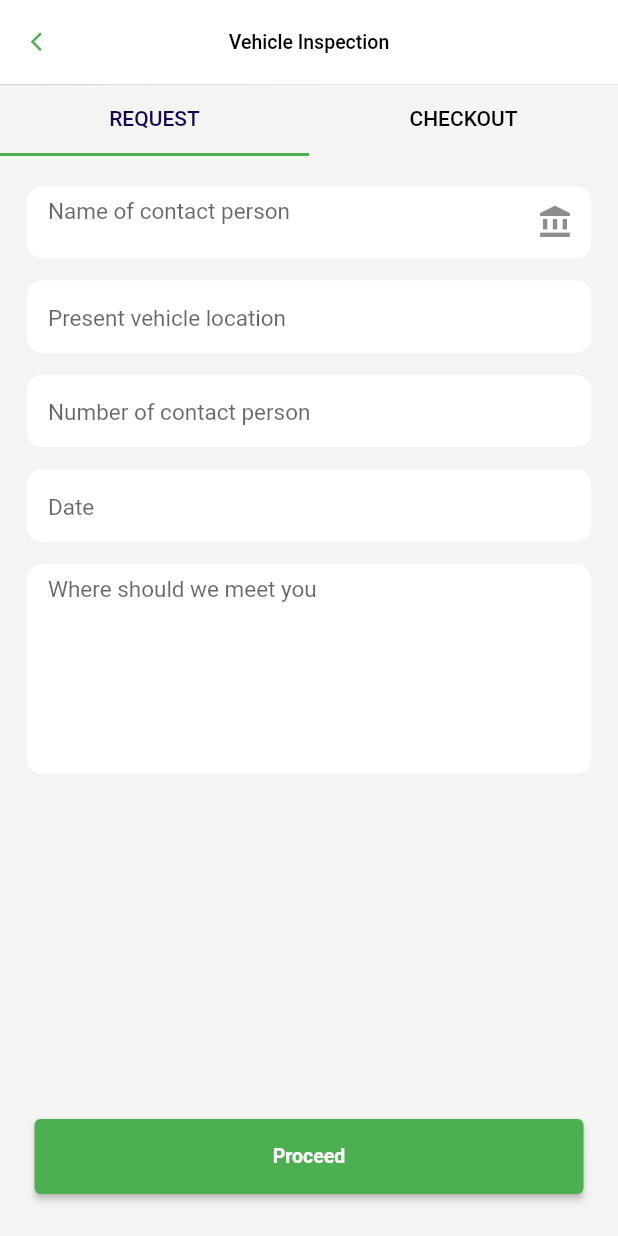
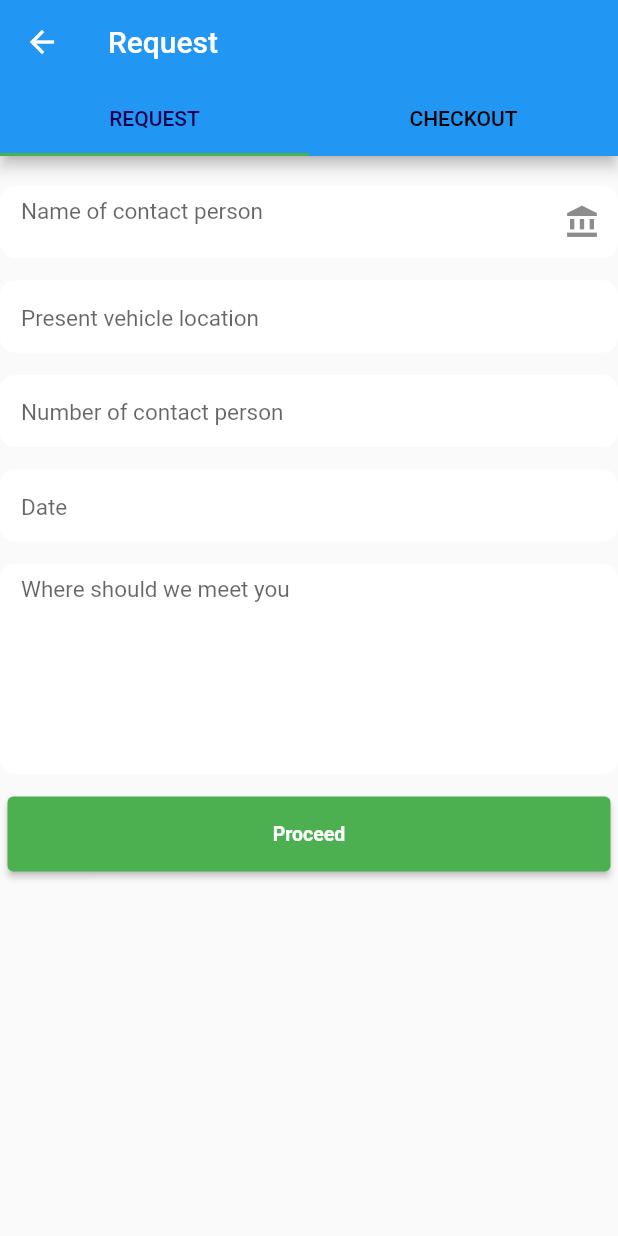
Before and after one commit to olanrewaju2020/garage, a Flutter app: the Inspection screen opened directly, on a phone screen of 412 x 824 dp. Run offline on Flutter 3.47's test engine with Material 2 defaults, Android fonts, the phone set to English and light mode, and no system bars; our stand-ins replace flutter_rating_bar.

Commit message:
update sub_inspection

```diff
--- a/lib/Screen/Components/inspection/sub_inspection.dart
+++ b/lib/Screen/Components/inspection/sub_inspection.dart
@@ -7,51 +7,45 @@ class Inspection extends StatefulWidget {
   State<Inspection> createState() => _InspectionState();
 }
 
-class _InspectionState extends State<Inspection> {
-  void _showDatePicker() {
-    showDatePicker(
-      context: context,
-      initialDate: DateTime.now(),
-      firstDate: DateTime(2000),
-      lastDate: DateTime(2025),
-    );
+class _InspectionState extends State<Inspection> with SingleTickerProviderStateMixin {
+
+
+  late TabController _tabController;
+  late ScrollController _scrollController;
+
+  @override
+  void initState() {
+    _tabController = TabController(length: 2, vsync: this);
+    _scrollController = ScrollController();
+    super.initState();
+  }
+
+  @override
+  void dispose() {
+    _tabController.dispose();
+    _scrollController.dispose();
+    super.dispose();
   }
 
   @override
   Widget build(BuildContext context) {
-    return DefaultTabController(
-      length: 2,
-      child: Scaffold(
-        backgroundColor: Color(0xfff4f4f2),
-        appBar: AppBar(
-          leading: InkWell(
-            onTap: () => Navigator.of(context).pop(),
-            child: Icon(
-              Icons.arrow_back_ios,
-              color: Colors.green,
-              size: 15,
-            ),
-          ),
-          title: Text(
-            'Vehicle Inspection',
-            style: TextStyle(
-                color: Colors.black,
-                fontSize: 13,
-                fontWeight: FontWeight.w500,
-                fontStyle: FontStyle.normal),
-          ),
-          centerTitle: true,
-          elevation: 0.3,
-          backgroundColor: Colors.white,
-        ),
-        body: Column(
-          children: [
-            TabBar(
+    return Scaffold(
+        body: NestedScrollView(
+            controller: _scrollController,
+            headerSliverBuilder: (BuildContext context, bool innerBoxIsScrolled) {
+              return <Widget>[
+                SliverAppBar(
+                  title: Text("Request"),
+                  pinned: true,
+                  floating: true,
+                  forceElevated: true,
+                  bottom: TabBar(
                     indicatorColor: Colors.green,
                     labelColor: Color(0xff180352),
                     unselectedLabelColor: Color(0xff000000),
                     indicatorWeight: 2,
-              tabs: [
+                    controller: _tabController,
+                    tabs: <Widget>[
                       Tab(
                         text: 'REQUEST',
                       ),
@@ -60,171 +54,16 @@ class _InspectionState extends State<Inspection> {
                       ),
                     ],
                   ),
-            Expanded(
-              child: TabBarView(children: [
-                Padding(
-                  padding: const EdgeInsets.symmetric(horizontal: 18.0),
-                  child: Column(
-                    mainAxisAlignment: MainAxisAlignment.start,
-                    children: [
-                      SizedBox(
-                        height: 20,
-                      ),
-                      GestureDetector(
-                        onTap: () {
-                          print('done');
+                )
+              ];
             },
-                        child: TextField(
-                          autofocus: false,
-                          style: TextStyle(fontSize: 15.0, color: Colors.black),
-                          decoration: InputDecoration(
-                            suffixIcon: Icon(Icons.account_balance),
-                            border: InputBorder.none,
-                            hintText: 'Name of contact person',
-                            filled: true,
-                            fillColor: Colors.white,
-                            contentPadding: const EdgeInsets.only(
-                                left: 14.0, bottom: 6.0, top: 8.0),
-                            focusedBorder: OutlineInputBorder(
-                              borderSide: BorderSide(color: Colors.white),
-                              borderRadius: BorderRadius.circular(10.0),
-                            ),
-                            enabledBorder: UnderlineInputBorder(
-                              borderSide: BorderSide(color: Colors.white),
-                              borderRadius: BorderRadius.circular(10.0),
-                            ),
-                          ),
-                        ),
-                      ),
-                      SizedBox(
-                        height: 15,
-                      ),
-                      TextField(
-                        autofocus: false,
-                        style: TextStyle(fontSize: 15.0, color: Colors.black),
-                        decoration: InputDecoration(
-                          border: InputBorder.none,
-                          hintText: 'Present vehicle location',
-                          filled: true,
-                          fillColor: Colors.white,
-                          contentPadding: const EdgeInsets.only(
-                              left: 14.0, bottom: 6.0, top: 8.0),
-                          focusedBorder: OutlineInputBorder(
-                            borderSide: BorderSide(color: Colors.white),
-                            borderRadius: BorderRadius.circular(10.0),
-                          ),
-                          enabledBorder: UnderlineInputBorder(
-                            borderSide: BorderSide(color: Colors.white),
-                            borderRadius: BorderRadius.circular(10.0),
-                          ),
-                        ),
-                      ),
-                      SizedBox(
-                        height: 15,
-                      ),
-                      TextField(
-                        autofocus: false,
-                        style: TextStyle(fontSize: 15.0, color: Colors.black),
-                        decoration: InputDecoration(
-                          border: InputBorder.none,
-                          hintText: 'Number of contact person',
-                          filled: true,
-                          fillColor: Colors.white,
-                          contentPadding: const EdgeInsets.only(
-                              left: 14.0, bottom: 6.0, top: 8.0),
-                          focusedBorder: OutlineInputBorder(
-                            borderSide: BorderSide(color: Colors.white),
-                            borderRadius: BorderRadius.circular(10.0),
-                          ),
-                          enabledBorder: UnderlineInputBorder(
-                            borderSide: BorderSide(color: Colors.white),
-                            borderRadius: BorderRadius.circular(10.0),
-                          ),
-                        ),
-                      ),
-                      SizedBox(
-                        height: 15,
-                      ),
-                      TextField(
-                        autofocus: false,
-                        onTap: _showDatePicker,
-                        style: TextStyle(fontSize: 15.0, color: Colors.black),
-                        decoration: InputDecoration(
-                          border: InputBorder.none,
-                          hintText: 'Date',
-                          filled: true,
-                          fillColor: Colors.white,
-                          contentPadding: const EdgeInsets.only(
-                              left: 14.0, bottom: 6.0, top: 8.0),
-                          focusedBorder: OutlineInputBorder(
-                            borderSide: BorderSide(color: Colors.white),
-                            borderRadius: BorderRadius.circular(10.0),
-                          ),
-                          enabledBorder: UnderlineInputBorder(
-                            borderSide: BorderSide(color: Colors.white),
-                            borderRadius: BorderRadius.circular(10.0),
-                          ),
-                        ),
-                      ),
-                      SizedBox(
-                        height: 15,
-                      ),
-                      TextField(
-                        autofocus: false,
-                        style: TextStyle(fontSize: 15.0, color: Colors.black),
-                        maxLines: 7,
-                        decoration: InputDecoration(
-                          border: InputBorder.none,
-                          hintText: 'Where should we meet you',
-                          filled: true,
-                          fillColor: Colors.white,
-                          contentPadding: const EdgeInsets.only(
-                              left: 14.0, bottom: 6.0, top: 8.0),
-                          focusedBorder: OutlineInputBorder(
-                            borderSide: BorderSide(color: Colors.white),
-                            borderRadius: BorderRadius.circular(10.0),
-                          ),
-                          enabledBorder: UnderlineInputBorder(
-                            borderSide: BorderSide(color: Colors.white),
-                            borderRadius: BorderRadius.circular(10.0),
-                          ),
-                        ),
-                      ),
-                      Spacer(),
-                      Padding(
-                        padding: const EdgeInsets.symmetric(horizontal: 5.0),
-                        child: Padding(
-                          padding: const EdgeInsets.only(bottom: 28.0),
-                          child: Container(
-                            height: 50,
-                            width: double.infinity,
-                            child: ElevatedButton(
-                              style: ElevatedButton.styleFrom(
-                                primary: Colors.green,
-                              ),
-                              onPressed: () {
-                                // Navigator.push(
-                                //     context,
-                                //     new MaterialPageRoute(
-                                //         builder: (context) => new Dashboard()));
-                              },
-                              child: Text(
-                                'Proceed',
-                                style: TextStyle(
-                                    color: Colors.white,
-                                    fontWeight: FontWeight.w600,
-                                    fontSize: 13),
-                              ),
-                            ),
-                          ),
-                        ),
-                      )
-                    ],
-                  ),
-                ),
+            body: TabBarView(
+                controller: _tabController,
+                children: <Widget>[
+                  RequestView(),
                   Column(
                     children: [
-                    SizedBox(
+                      const SizedBox(
                         height: 20,
                       ),
                       Padding(
@@ -235,7 +74,7 @@ class _InspectionState extends State<Inspection> {
                           decoration: BoxDecoration(
                               color: Colors.white,
                               borderRadius: BorderRadius.circular(10),
-                            boxShadow: [
+                              boxShadow: const [
                                 BoxShadow(
                                     color: Colors.black26,
                                     blurRadius: 1,
@@ -247,10 +86,10 @@ class _InspectionState extends State<Inspection> {
                               mainAxisAlignment: MainAxisAlignment.start,
                               crossAxisAlignment: CrossAxisAlignment.start,
                               children: [
-                              SizedBox(
+                                const SizedBox(
                                   height: 15,
                                 ),
-                              Center(
+                                const Center(
                                   child: Text(
                                     'Review Charges',
                                     textAlign: TextAlign.center,
@@ -260,10 +99,10 @@ class _InspectionState extends State<Inspection> {
                                         color: Colors.black),
                                   ),
                                 ),
-                              SizedBox(
+                                const SizedBox(
                                   height: 25,
                                 ),
-                              Text(
+                                const Text(
                                   'Reg No: AH13HY',
                                   style: TextStyle(
                                       color: Colors.black,
@@ -276,7 +115,7 @@ class _InspectionState extends State<Inspection> {
                                 Row(
                                   mainAxisAlignment:
                                   MainAxisAlignment.spaceBetween,
-                                children: [
+                                  children: const [
                                     Text(
                                       'VAT (7.5%)',
                                       style: TextStyle(
@@ -293,13 +132,13 @@ class _InspectionState extends State<Inspection> {
                                     )
                                   ],
                                 ),
-                              SizedBox(
+                                const SizedBox(
                                   height: 5,
                                 ),
                                 Row(
                                   mainAxisAlignment:
                                   MainAxisAlignment.spaceBetween,
-                                children: [
+                                  children: const [
                                     Text(
                                       'Sub Total',
                                       style: TextStyle(
@@ -316,13 +155,13 @@ class _InspectionState extends State<Inspection> {
                                     ),
                                   ],
                                 ),
-                              SizedBox(
+                                const SizedBox(
                                   height: 5,
                                 ),
                                 Row(
                                   mainAxisAlignment:
                                   MainAxisAlignment.spaceBetween,
-                                children: [
+                                  children: const [
                                     Text(
                                       'Total',
                                       style: TextStyle(
@@ -377,7 +216,7 @@ class _InspectionState extends State<Inspection> {
                             width: double.infinity,
                             child: ElevatedButton(
                               style: ElevatedButton.styleFrom(
-                              primary: Colors.green,
+                                backgroundColor: Colors.green,
                               ),
                               onPressed: () {
                                 // Navigator.push(
@@ -396,13 +235,187 @@ class _InspectionState extends State<Inspection> {
                           ),
                         ),
                       )
+                      //
                     ],
-                )
-              ]),
+                  ),
+                ])
+        ));
+  }
+}
+
+class RequestView extends StatelessWidget {
+  const RequestView({Key? key}) : super(key: key);
+
+  void _showDatePicker(BuildContext context) {
+    showDatePicker(
+      context: context,
+      initialDate: DateTime.now(),
+      firstDate: DateTime(2000),
+      lastDate: DateTime(2025),
+    );
+  }
+
+  @override
+  Widget build(BuildContext context) {
+    return ListView(
+      children: [
+        const SizedBox(
+          height: 20,
+        ),
+        TextField(
+            autofocus: false,
+            style: const TextStyle(fontSize: 15.0, color: Colors.black),
+            decoration: InputDecoration(
+              suffixIcon: GestureDetector(
+                onTap: () {
+                  print("==============================");
+                  print("It is working");
+                },
+                  child: const Icon(Icons.account_balance)),
+              border: InputBorder.none,
+              hintText: 'Name of contact person',
+              filled: true,
+              fillColor: Colors.white,
+              contentPadding: const EdgeInsets.only(
+                  left: 14.0, bottom: 6.0, top: 8.0),
+              focusedBorder: OutlineInputBorder(
+                borderSide: BorderSide(color: Colors.white),
+                borderRadius: BorderRadius.circular(10.0),
+              ),
+              enabledBorder: UnderlineInputBorder(
+                borderSide: BorderSide(color: Colors.white),
+                borderRadius: BorderRadius.circular(10.0),
+              ),
+            ),
+          ),
+        const SizedBox(
+          height: 15,
+        ),
+        TextField(
+          autofocus: false,
+          style: const TextStyle(fontSize: 15.0, color: Colors.black),
+          decoration: InputDecoration(
+            border: InputBorder.none,
+            hintText: 'Present vehicle location',
+            filled: true,
+            fillColor: Colors.white,
+            contentPadding: const EdgeInsets.only(
+                left: 14.0, bottom: 6.0, top: 8.0),
+            focusedBorder: OutlineInputBorder(
+              borderSide: const BorderSide(color: Colors.white),
+              borderRadius: BorderRadius.circular(10.0),
+            ),
+            enabledBorder: UnderlineInputBorder(
+              borderSide: const BorderSide(color: Colors.white),
+              borderRadius: BorderRadius.circular(10.0),
+            ),
+          ),
+        ),
+        const SizedBox(
+          height: 15,
+        ),
+        TextField(
+          autofocus: false,
+          style: const TextStyle(fontSize: 15.0, color: Colors.black),
+          decoration: InputDecoration(
+            border: InputBorder.none,
+            hintText: 'Number of contact person',
+            filled: true,
+            fillColor: Colors.white,
+            contentPadding: const EdgeInsets.only(
+                left: 14.0, bottom: 6.0, top: 8.0),
+            focusedBorder: OutlineInputBorder(
+              borderSide: const BorderSide(color: Colors.white),
+              borderRadius: BorderRadius.circular(10.0),
+            ),
+            enabledBorder: UnderlineInputBorder(
+              borderSide: const BorderSide(color: Colors.white),
+              borderRadius: BorderRadius.circular(10.0),
+            ),
+          ),
+        ),
+        const SizedBox(
+          height: 15,
+        ),
+        TextField(
+          autofocus: false,
+          onTap:() {
+            _showDatePicker(context);
+          },
+          style: const TextStyle(fontSize: 15.0, color: Colors.black),
+          decoration: InputDecoration(
+            border: InputBorder.none,
+            hintText: 'Date',
+            filled: true,
+            fillColor: Colors.white,
+            contentPadding: const EdgeInsets.only(
+                left: 14.0, bottom: 6.0, top: 8.0),
+            focusedBorder: OutlineInputBorder(
+              borderSide: const BorderSide(color: Colors.white),
+              borderRadius: BorderRadius.circular(10.0),
+            ),
+            enabledBorder: UnderlineInputBorder(
+              borderSide: const BorderSide(color: Colors.white),
+              borderRadius: BorderRadius.circular(10.0),
+            ),
+          ),
+        ),
+        const SizedBox(
+          height: 15,
+        ),
+        TextField(
+          autofocus: false,
+          style: const TextStyle(fontSize: 15.0, color: Colors.black),
+          maxLines: 7,
+          decoration: InputDecoration(
+            border: InputBorder.none,
+            hintText: 'Where should we meet you',
+            filled: true,
+            fillColor: Colors.white,
+            contentPadding: const EdgeInsets.only(
+                left: 14.0, bottom: 6.0, top: 8.0),
+            focusedBorder: OutlineInputBorder(
+              borderSide: const BorderSide(color: Colors.white),
+              borderRadius: BorderRadius.circular(10.0),
+            ),
+            enabledBorder: UnderlineInputBorder(
+              borderSide: const BorderSide(color: Colors.white),
+              borderRadius: BorderRadius.circular(10.0),
+            ),
+          ),
+        ),
+        const SizedBox(
+          height:15
+        ),
+        Padding(
+          padding: const EdgeInsets.symmetric(horizontal: 5.0),
+          child: Padding(
+            padding: const EdgeInsets.only(bottom: 28.0),
+            child: Container(
+              height: 50,
+              width: double.infinity,
+              child: ElevatedButton(
+                style: ElevatedButton.styleFrom(
+                  backgroundColor: Colors.green,
+                ),
+                onPressed: () {
+                  // Navigator.push(
+                  //     context,
+                  //     new MaterialPageRoute(
+                  //         builder: (context) => new Dashboard()));
+                },
+                child: const Text(
+                  'Proceed',
+                  style: TextStyle(
+                      color: Colors.white,
+                      fontWeight: FontWeight.w600,
+                      fontSize: 13),
+                ),
+              ),
+            ),
+          ),
         )
       ],
-        ),
-      ),
     );
   }
 }
```
Lines whose indentation alone changed are shown as unchanged.
